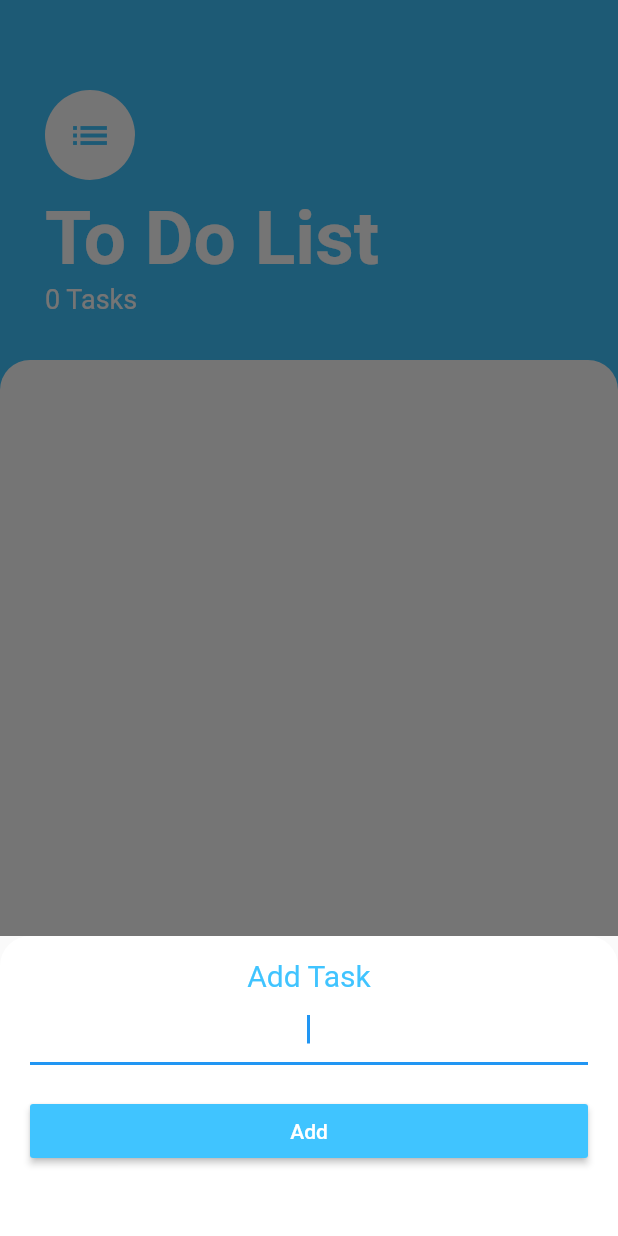
After one commit to LukkzMaverick/flutter_todo_app, a Flutter app: the screen it shows after launch, after a tap on the "add" icon, on a phone screen of 412 x 824 dp. The commit adds this screen. Run offline on Flutter 3.47's test engine with Material 2 defaults, Android fonts, the phone set to English and light mode, and no system bars.

Commit message:
Fix modal bottom sheet not resizing at a keyboard input

```diff
--- a/lib/models/task.dart
+++ b/lib/models/task.dart
@@ -6,6 +6,7 @@ class Task {
     this.name,
     this.isDone = false,
   });
+
   void toggleDone() {
     isDone = !isDone;
   }
--- a/lib/screens/add_task_screen.dart
+++ b/lib/screens/add_task_screen.dart
@@ -8,10 +8,8 @@ class AddTaskScreen extends StatelessWidget {
   @override
   Widget build(BuildContext context) {
     return Container(
-      height: 470,
-      color: Color(0xff757575),
-      child: Container(
-        padding: EdgeInsets.only(left: 20.0, top: 5.0, right: 20.0),
+      height: 200,
+      padding: EdgeInsets.only(left: 20.0, top: 15, right: 20.0),
       decoration: BoxDecoration(
         color: Colors.white,
         borderRadius: BorderRadius.only(
@@ -47,13 +45,14 @@ class AddTaskScreen extends StatelessWidget {
               ),
             ),
             onPressed: () {
+              if (newTaskTitle == null) return;
               Provider.of<TaskData>(context).addTask(newTaskTitle);
               Navigator.pop(context);
+              newTaskTitle = null;
             },
           ),
         ],
       ),
-      ),
     );
   }
 }
--- a/lib/screens/tasks_screen.dart
+++ b/lib/screens/tasks_screen.dart
@@ -1,10 +1,11 @@
 import 'package:flutter/cupertino.dart';
 import 'package:flutter/material.dart';
-import 'package:flutter_todo/models/task.dart';
 import 'package:flutter_todo/models/task_data.dart';
 import 'package:flutter_todo/widgets/tasks_list.dart';
 import 'add_task_screen.dart';
 import 'package:provider/provider.dart';
+
+import '../widgets/bottom_sheet_fix.dart';
 
 class TasksScreen extends StatelessWidget {
   @override
@@ -13,9 +14,9 @@ class TasksScreen extends StatelessWidget {
       backgroundColor: Colors.lightBlueAccent,
       floatingActionButton: FloatingActionButton(
         onPressed: () {
-          showModalBottomSheet(
+          showModalBottomSheetApp(
+              dismissOnTap: true,
               context: context,
-              isScrollControlled: true,
               builder: (context) => AddTaskScreen());
         },
         backgroundColor: Colors.lightBlueAccent,
--- /dev/null
+++ b/lib/widgets/bottom_sheet_fix.dart
@@ -0,0 +1,165 @@
+import 'dart:async';
+
+import 'package:flutter/material.dart';
+import 'package:meta/meta.dart';
+
+const Duration _kBottomSheetDuration = const Duration(milliseconds: 200);
+
+class _ModalBottomSheetLayout extends SingleChildLayoutDelegate {
+  _ModalBottomSheetLayout(this.progress, this.bottomInset);
+
+  final double progress;
+  final double bottomInset;
+
+  @override
+  BoxConstraints getConstraintsForChild(BoxConstraints constraints) {
+    return new BoxConstraints(
+        minWidth: constraints.maxWidth,
+        maxWidth: constraints.maxWidth,
+        minHeight: 0.0,
+        maxHeight: constraints.maxHeight);
+  }
+
+  @override
+  Offset getPositionForChild(Size size, Size childSize) {
+    return new Offset(
+        0.0, size.height - bottomInset - childSize.height * progress);
+  }
+
+  @override
+  bool shouldRelayout(_ModalBottomSheetLayout oldDelegate) {
+    return progress != oldDelegate.progress ||
+        bottomInset != oldDelegate.bottomInset;
+  }
+}
+
+class _ModalBottomSheet<T> extends StatefulWidget {
+  const _ModalBottomSheet({Key key, this.route}) : super(key: key);
+
+  final _ModalBottomSheetRoute<T> route;
+
+  @override
+  _ModalBottomSheetState<T> createState() => new _ModalBottomSheetState<T>();
+}
+
+class _ModalBottomSheetState<T> extends State<_ModalBottomSheet<T>> {
+  @override
+  Widget build(BuildContext context) {
+    return new GestureDetector(
+        onTap: widget.route.dismissOnTap ? () => Navigator.pop(context) : null,
+        child: new AnimatedBuilder(
+            animation: widget.route.animation,
+            builder: (BuildContext context, Widget child) {
+              double bottomInset = widget.route.resizeToAvoidBottomPadding
+                  ? MediaQuery.of(context).viewInsets.bottom
+                  : 0.0;
+              return new ClipRect(
+                  child: new CustomSingleChildLayout(
+                      delegate: new _ModalBottomSheetLayout(
+                          widget.route.animation.value, bottomInset),
+                      child: new BottomSheet(
+                          animationController:
+                              widget.route._animationController,
+                          onClosing: () => Navigator.pop(context),
+                          builder: widget.route.builder)));
+            }));
+  }
+}
+
+class _ModalBottomSheetRoute<T> extends PopupRoute<T> {
+  _ModalBottomSheetRoute({
+    this.builder,
+    this.theme,
+    this.barrierLabel,
+    RouteSettings settings,
+    this.resizeToAvoidBottomPadding,
+    this.dismissOnTap,
+  }) : super(settings: settings);
+
+  final WidgetBuilder builder;
+  final ThemeData theme;
+  final bool resizeToAvoidBottomPadding;
+  final bool dismissOnTap;
+
+  @override
+  Duration get transitionDuration => _kBottomSheetDuration;
+
+  @override
+  bool get barrierDismissible => false;
+
+  @override
+  final String barrierLabel;
+
+  @override
+  Color get barrierColor => Colors.black54;
+
+  AnimationController _animationController;
+
+  @override
+  AnimationController createAnimationController() {
+    assert(_animationController == null);
+    _animationController =
+        BottomSheet.createAnimationController(navigator.overlay);
+    return _animationController;
+  }
+
+  @override
+  Widget buildPage(BuildContext context, Animation<double> animation,
+      Animation<double> secondaryAnimation) {
+    // By definition, the bottom sheet is aligned to the bottom of the page
+    // and isn't exposed to the top padding of the MediaQuery.
+    Widget bottomSheet = new MediaQuery.removePadding(
+      context: context,
+      removeTop: true,
+      child: new _ModalBottomSheet<T>(route: this),
+    );
+    if (theme != null) bottomSheet = new Theme(data: theme, child: bottomSheet);
+    return bottomSheet;
+  }
+}
+
+/// Shows a modal material design bottom sheet.
+///
+/// A modal bottom sheet is an alternative to a menu or a dialog and prevents
+/// the user from interacting with the rest of the app.
+///
+/// A closely related widget is a persistent bottom sheet, which shows
+/// information that supplements the primary content of the app without
+/// preventing the use from interacting with the app. Persistent bottom sheets
+/// can be created and displayed with the [showBottomSheet] function or the
+/// [ScaffoldState.showBottomSheet] method.
+///
+/// The `context` argument is used to look up the [Navigator] and [Theme] for
+/// the bottom sheet. It is only used when the method is called. Its
+/// corresponding widget can be safely removed from the tree before the bottom
+/// sheet is closed.
+///
+/// Returns a `Future` that resolves to the value (if any) that was passed to
+/// [Navigator.pop] when the modal bottom sheet was closed.
+///
+/// See also:
+///
+///  * [BottomSheet], which is the widget normally returned by the function
+///    passed as the `builder` argument to [showModalBottomSheet].
+///  * [showBottomSheet] and [ScaffoldState.showBottomSheet], for showing
+///    non-modal bottom sheets.
+///  * <https://material.google.com/components/bottom-sheets.html#bottom-sheets-modal-bottom-sheets>
+Future<T> showModalBottomSheetApp<T>({
+  @required BuildContext context,
+  @required WidgetBuilder builder,
+  bool dismissOnTap: false,
+  bool resizeToAvoidBottomPadding: true,
+}) {
+  assert(context != null);
+  assert(builder != null);
+  return Navigator.push(
+      context,
+      new _ModalBottomSheetRoute<T>(
+        builder: builder,
+        theme: Theme.of(context, shadowThemeOnly: true),
+        barrierLabel:
+            MaterialLocalizations.of(context).modalBarrierDismissLabel,
+        resizeToAvoidBottomPadding: resizeToAvoidBottomPadding,
+        dismissOnTap: dismissOnTap,
+      ));
+}
--- a/lib/widgets/tasks_list.dart
+++ b/lib/widgets/tasks_list.dart
@@ -5,6 +5,7 @@ import 'package:flutter_todo/models/task_data.dart';
 
 class TasksList extends StatelessWidget {
   static String _textFieldDialog;
+
   @override
   Widget build(BuildContext context) {
     return Consumer<TaskData>(
--- a/lib/widgets/tasks_tile.dart
+++ b/lib/widgets/tasks_tile.dart
@@ -11,6 +11,7 @@ class TaskTile extends StatelessWidget {
       this.taskTitle,
       this.checkboxCallback,
       this.longPressCallback});
+
   @override
   Widget build(BuildContext context) {
     return ListTile(
```
Also changed, not shown: pubspec.lock, 1 other file. Lines whose indentation alone changed are shown as unchanged.
